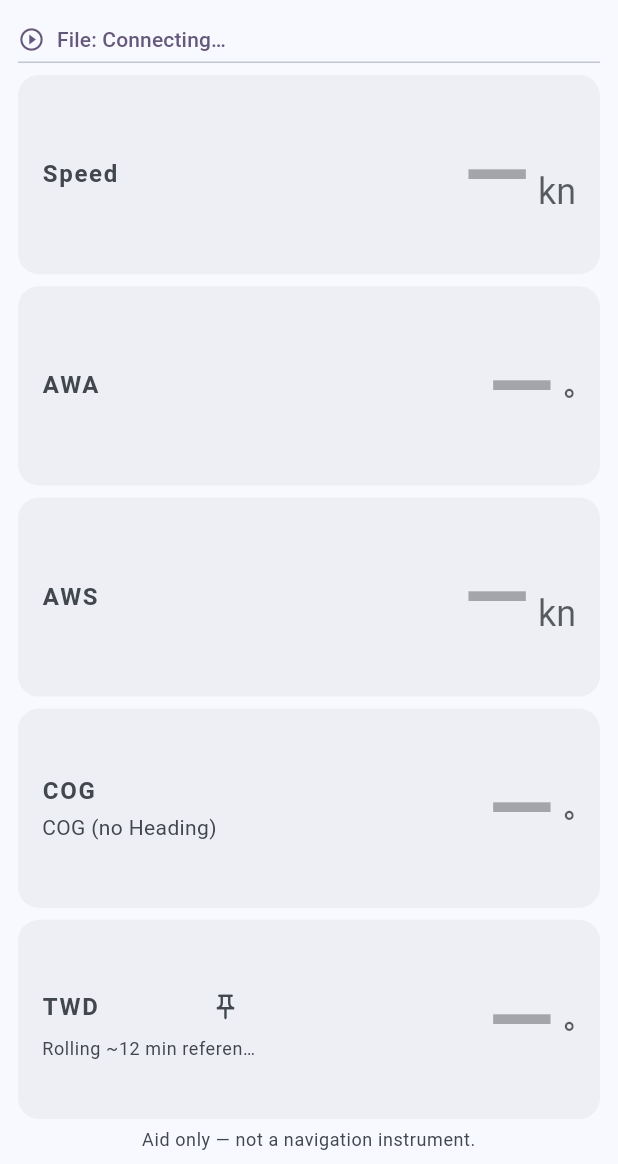
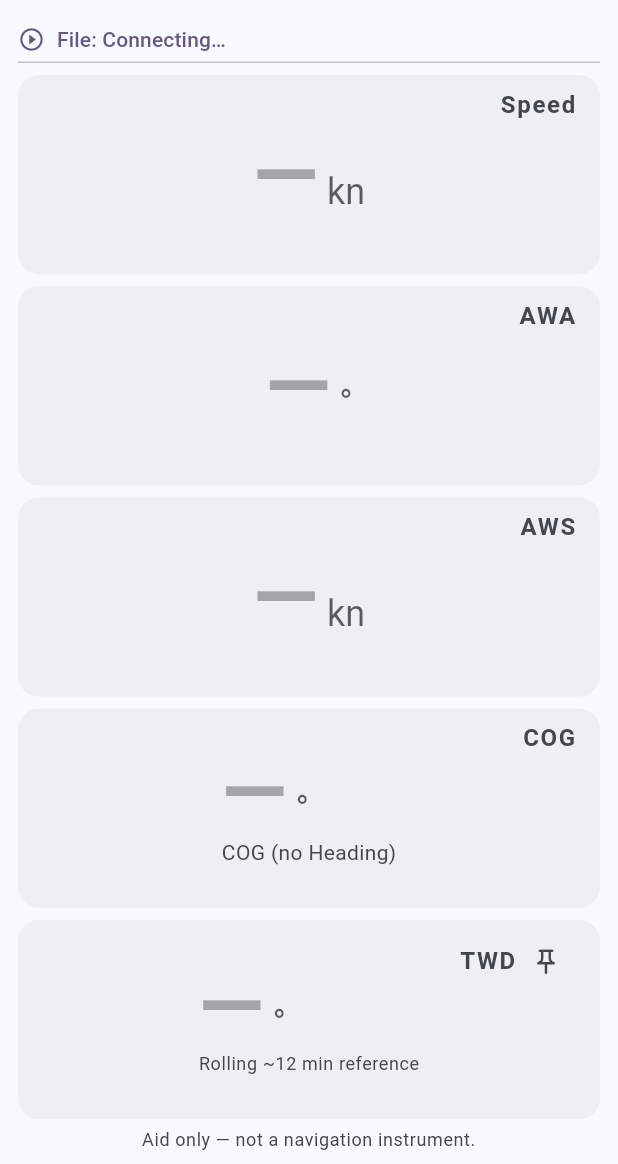
Before and after one commit to lambertbeekhuis/SailPerformanceApp, a Flutter app: the screen it shows after launch, on a phone screen of 412 x 824 dp, the part 72-1236 px from its top. Run offline on Flutter 3.47's test engine with Material 3 defaults, Android fonts, the phone set to English and light mode, and no system bars; our stand-ins replace flutter_riverpod, material_ui, wakelock_plus.

Commit message:
Center dashboard tile values with top-right labels
Primary numbers sit in the middle of each tile with left-aligned
text; instrument names move to the top-right while AWS TWS and
TWD lift/header behavior stay intact.

```diff
--- a/lib/features/dashboard/dashboard_screen.dart
+++ b/lib/features/dashboard/dashboard_screen.dart
@@ -256,7 +256,7 @@ class _StatusBanner extends StatelessWidget {
   }
 }
 
-/// Full-width horizontal instrument band: label left, large value right.
+/// Full-width instrument tile: label top-right, primary value centered.
 class _MetricTile extends StatelessWidget {
   const _MetricTile({
     required this.title,
@@ -293,44 +293,18 @@ class _MetricTile extends StatelessWidget {
       ),
       child: Padding(
         padding: const EdgeInsets.symmetric(horizontal: 16, vertical: 8),
-        child: Row(
-          crossAxisAlignment: .center,
+        child: Stack(
           children: [
-            Expanded(
-              flex: 2,
-              child: Column(
-                crossAxisAlignment: .start,
-                mainAxisAlignment: .center,
-                children: [
-                  Text(
-                    title,
-                    style: theme.textTheme.titleMedium?.copyWith(
-                      color: scheme.onSurfaceVariant,
-                      letterSpacing: 1.1,
-                      fontWeight: .w600,
-                    ),
-                  ),
-                  if (subtitle != null && subtitle!.isNotEmpty) ...[
-                    const SizedBox(height: 2),
-                    Text(
-                      subtitle!,
-                      style: theme.textTheme.bodyMedium?.copyWith(
-                        color: scheme.onSurfaceVariant,
-                      ),
-                      maxLines: 1,
-                      overflow: .ellipsis,
-                    ),
-                  ],
-                ],
-              ),
-            ),
-            Expanded(
-              flex: 3,
+            Center(
               child: FittedBox(
                 fit: .scaleDown,
-                alignment: .centerRight,
-                child: Row(
-                  mainAxisAlignment: .end,
+                alignment: .center,
+                child: Column(
+                  mainAxisSize: .min,
+                  crossAxisAlignment: .start,
+                  children: [
+                    Row(
+                      mainAxisSize: .min,
                       crossAxisAlignment: .baseline,
                       textBaseline: .alphabetic,
                       children: [
@@ -343,6 +317,7 @@ class _MetricTile extends StatelessWidget {
                             fontWeight: .w600,
                             height: 1.0,
                           ),
+                          textAlign: .left,
                         ),
                         const SizedBox(width: 6),
                         Text(
@@ -350,9 +325,37 @@ class _MetricTile extends StatelessWidget {
                           style: theme.textTheme.headlineSmall?.copyWith(
                             color: valueColor.withValues(alpha: 0.7),
                           ),
+                          textAlign: .left,
                         ),
                       ],
                     ),
+                    if (subtitle != null && subtitle!.isNotEmpty) ...[
+                      const SizedBox(height: 2),
+                      Text(
+                        subtitle!,
+                        style: theme.textTheme.bodyMedium?.copyWith(
+                          color: scheme.onSurfaceVariant,
+                        ),
+                        textAlign: .left,
+                        maxLines: 1,
+                        overflow: .ellipsis,
+                      ),
+                    ],
+                  ],
+                ),
+              ),
+            ),
+            Positioned(
+              top: 0,
+              right: 0,
+              child: Text(
+                title,
+                style: theme.textTheme.titleMedium?.copyWith(
+                  color: scheme.onSurfaceVariant,
+                  letterSpacing: 1.1,
+                  fontWeight: .w600,
+                ),
+                textAlign: .right,
               ),
             ),
           ],
@@ -395,27 +398,83 @@ class _TwdTile extends StatelessWidget {
       ),
       child: Padding(
         padding: const EdgeInsets.symmetric(horizontal: 16, vertical: 8),
-        child: Row(
-          crossAxisAlignment: .center,
+        child: Stack(
           children: [
-            Expanded(
-              flex: 2,
+            Center(
+              child: FittedBox(
+                fit: .scaleDown,
+                alignment: .center,
                 child: Column(
+                  mainAxisSize: .min,
                   crossAxisAlignment: .start,
-                mainAxisAlignment: .center,
                   children: [
                     Row(
+                      mainAxisSize: .min,
+                      crossAxisAlignment: .baseline,
+                      textBaseline: .alphabetic,
                       children: [
-                      Expanded(
-                        child: Text(
+                        Text(
+                          hasValue
+                              ? timed.value.toStringAsFixed(0)
+                              : '—',
+                          style: theme.textTheme.displayLarge?.copyWith(
+                            color: valueColor,
+                            fontWeight: .w600,
+                            height: 1.0,
+                          ),
+                          textAlign: .left,
+                        ),
+                        const SizedBox(width: 6),
+                        Text(
+                          '°',
+                          style: theme.textTheme.headlineSmall?.copyWith(
+                            color: valueColor.withValues(alpha: 0.7),
+                          ),
+                          textAlign: .left,
+                        ),
+                        if (lift != null && hasValue) ...[
+                          const SizedBox(width: 12),
+                          Text(
+                            lift,
+                            style: theme.textTheme.headlineSmall?.copyWith(
+                              color: liftColor,
+                              fontWeight: .w600,
+                            ),
+                            textAlign: .left,
+                          ),
+                        ],
+                      ],
+                    ),
+                    const SizedBox(height: 2),
+                    Text(
+                      pinned
+                          ? 'Pinned reference'
+                          : 'Rolling ~12 min reference',
+                      style: theme.textTheme.bodySmall?.copyWith(
+                        color: scheme.onSurfaceVariant,
+                      ),
+                      textAlign: .left,
+                      maxLines: 1,
+                      overflow: .ellipsis,
+                    ),
+                  ],
+                ),
+              ),
+            ),
+            Positioned(
+              top: 0,
+              right: 0,
+              child: Row(
+                mainAxisSize: .min,
+                children: [
+                  Text(
                     'TWD',
                     style: theme.textTheme.titleMedium?.copyWith(
                       color: scheme.onSurfaceVariant,
                       letterSpacing: 1.1,
                       fontWeight: .w600,
                     ),
-                          overflow: .ellipsis,
-                        ),
+                    textAlign: .right,
                   ),
                   IconButton(
                     onPressed: onSetReference,
@@ -434,57 +493,6 @@ class _TwdTile extends StatelessWidget {
                     ),
                   ),
                 ],
-                  ),
-                  Text(
-                    pinned ? 'Pinned reference' : 'Rolling ~12 min reference',
-                    style: theme.textTheme.bodySmall?.copyWith(
-                      color: scheme.onSurfaceVariant,
-                    ),
-                    maxLines: 1,
-                    overflow: .ellipsis,
-                  ),
-                ],
-              ),
-            ),
-            Expanded(
-              flex: 3,
-              child: FittedBox(
-                fit: .scaleDown,
-                alignment: .centerRight,
-                child: Row(
-                  mainAxisAlignment: .end,
-                  crossAxisAlignment: .baseline,
-                  textBaseline: .alphabetic,
-                  children: [
-                    Text(
-                      hasValue
-                          ? timed.value.toStringAsFixed(0)
-                          : '—',
-                      style: theme.textTheme.displayLarge?.copyWith(
-                        color: valueColor,
-                        fontWeight: .w600,
-                        height: 1.0,
-                      ),
-                    ),
-                    const SizedBox(width: 6),
-                    Text(
-                      '°',
-                      style: theme.textTheme.headlineSmall?.copyWith(
-                        color: valueColor.withValues(alpha: 0.7),
-                      ),
-                    ),
-                    if (lift != null && hasValue) ...[
-                      const SizedBox(width: 12),
-                      Text(
-                        lift,
-                        style: theme.textTheme.headlineSmall?.copyWith(
-                          color: liftColor,
-                          fontWeight: .w600,
-                        ),
-                      ),
-                    ],
-                  ],
-                ),
               ),
             ),
           ],
```
Lines whose indentation alone changed are shown as unchanged.
